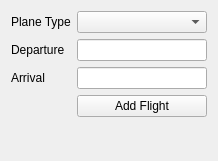
Old version of the form addflightwindow.ui in the repository Tmroz21/Plane-Reservation-System.
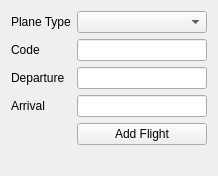
New version of the form.

Commit message: added flights database controller

What changed in the file:
```diff
--- a/addflightwindow.ui
+++ b/addflightwindow.ui
@@ -13,42 +13,35 @@
   <property name="windowTitle">
    <string>Form</string>
   </property>
-  <layout class="QVBoxLayout" name="verticalLayout" stretch="0,0">
+  <layout class="QVBoxLayout" name="verticalLayout" stretch="5,1">
    <property name="sizeConstraint">
     <enum>QLayout::SetDefaultConstraint</enum>
    </property>
    <item>
-    <layout class="QGridLayout" name="gridLayout">
-     <item row="2" column="1">
+    <layout class="QGridLayout" name="gridLayout" rowminimumheight="0,0,0,0,0,0">
+     <item row="3" column="1">
       <widget class="QLineEdit" name="arrivalLineEdit"/>
      </item>
-     <item row="1" column="1">
+     <item row="2" column="1">
       <widget class="QLineEdit" name="departureLineEdit"/>
      </item>
      <item row="0" column="1">
       <widget class="QComboBox" name="planeTypeComboBox"/>
      </item>
-     <item row="3" column="1">
-      <widget class="QPushButton" name="addFlightPushButton">
-       <property name="text">
-        <string>Add Flight</string>
-       </property>
-      </widget>
-     </item>
      <item row="2" column="0">
-      <widget class="QLabel" name="label_2">
-       <property name="text">
-        <string>Arrival</string>
-       </property>
-      </widget>
-     </item>
-     <item row="1" column="0">
       <widget class="QLabel" name="label_3">
        <property name="text">
         <string>Departure</string>
        </property>
       </widget>
      </item>
+     <item row="3" column="0">
+      <widget class="QLabel" name="label_2">
+       <property name="text">
+        <string>Arrival</string>
+       </property>
+      </widget>
+     </item>
      <item row="0" column="0">
       <widget class="QLabel" name="label_4">
        <property name="text">
@@ -56,6 +49,23 @@
        </property>
       </widget>
      </item>
+     <item row="5" column="1">
+      <widget class="QPushButton" name="addFlightPushButton">
+       <property name="text">
+        <string>Add Flight</string>
+       </property>
+      </widget>
+     </item>
+     <item row="1" column="0">
+      <widget class="QLabel" name="label">
+       <property name="text">
+        <string>Code</string>
+       </property>
+      </widget>
+     </item>
+     <item row="1" column="1">
+      <widget class="QLineEdit" name="codeLineEdit"/>
+     </item>
     </layout>
    </item>
    <item>
```
The commit also changes 3 other files.
